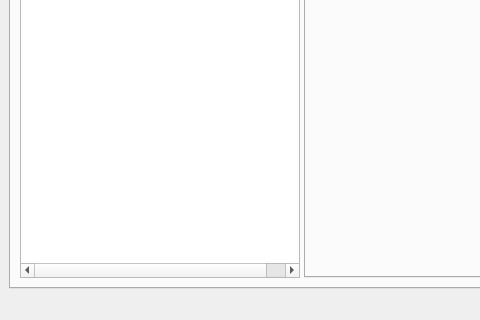
This is gravtools/gui/MainWindow.ui in ahellers/GravTools as Qt 5 draws it before an edit; both pictures show x 0 to 480 and y 409 to 729 of the 1403 by 729 pixel window. The edited form follows.
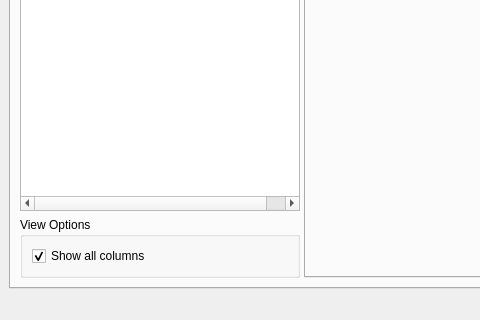
This is the edited form. The open tabs and pages were chosen to show the change.

Commit message: Added tree view for observations and logic to activate/deactivate observations in the table view while mirroring the situation in both, the tree and the table view.

```diff
--- a/gravtools/gui/MainWindow.ui
+++ b/gravtools/gui/MainWindow.ui
@@ -14,7 +14,7 @@
    <string>GravTools</string>
   </property>
   <widget class="QWidget" name="centralwidget">
-   <layout class="QVBoxLayout" name="verticalLayout_7">
+   <layout class="QHBoxLayout" name="horizontalLayout">
     <item>
      <widget class="QTabWidget" name="tabWidget_Main">
       <property name="tabPosition">
@@ -148,21 +148,15 @@
        <attribute name="title">
         <string>Observations</string>
        </attribute>
-       <layout class="QVBoxLayout" name="verticalLayout_5">
+       <layout class="QVBoxLayout" name="verticalLayout_7">
         <item>
-         <widget class="QSplitter" name="observations_splitter">
-          <property name="sizePolicy">
-           <sizepolicy hsizetype="Expanding" vsizetype="Preferred">
-            <horstretch>0</horstretch>
-            <verstretch>0</verstretch>
-           </sizepolicy>
-          </property>
+         <widget class="QSplitter" name="splitter_obs">
           <property name="orientation">
            <enum>Qt::Horizontal</enum>
           </property>
-          <property name="opaqueResize">
-           <bool>true</bool>
-          </property>
+          <widget class="QWidget" name="">
+           <layout class="QVBoxLayout" name="verticalLayout_5">
+            <item>
           <widget class="QTreeWidget" name="treeWidget_observations">
            <property name="sizePolicy">
             <sizepolicy hsizetype="Expanding" vsizetype="Expanding">
@@ -204,6 +198,28 @@
             </property>
            </column>
           </widget>
+            </item>
+            <item>
+             <widget class="QGroupBox" name="groupBox_obs_view_options">
+              <property name="title">
+               <string>View Options</string>
+              </property>
+              <layout class="QVBoxLayout" name="verticalLayout_9">
+               <item>
+                <widget class="QCheckBox" name="checkBox_obs_show_all_columns">
+                 <property name="text">
+                  <string>Show all columns</string>
+                 </property>
+                 <property name="checked">
+                  <bool>true</bool>
+                 </property>
+                </widget>
+               </item>
+              </layout>
+             </widget>
+            </item>
+           </layout>
+          </widget>
           <widget class="QTabWidget" name="tabWidget_observations">
            <property name="sizePolicy">
             <sizepolicy hsizetype="Expanding" vsizetype="Expanding">
```
Left out of the diff: 2 changed lines with no effect on the pictures. Lines whose indentation alone changed are shown as unchanged. The commit also changes 4 other files.
